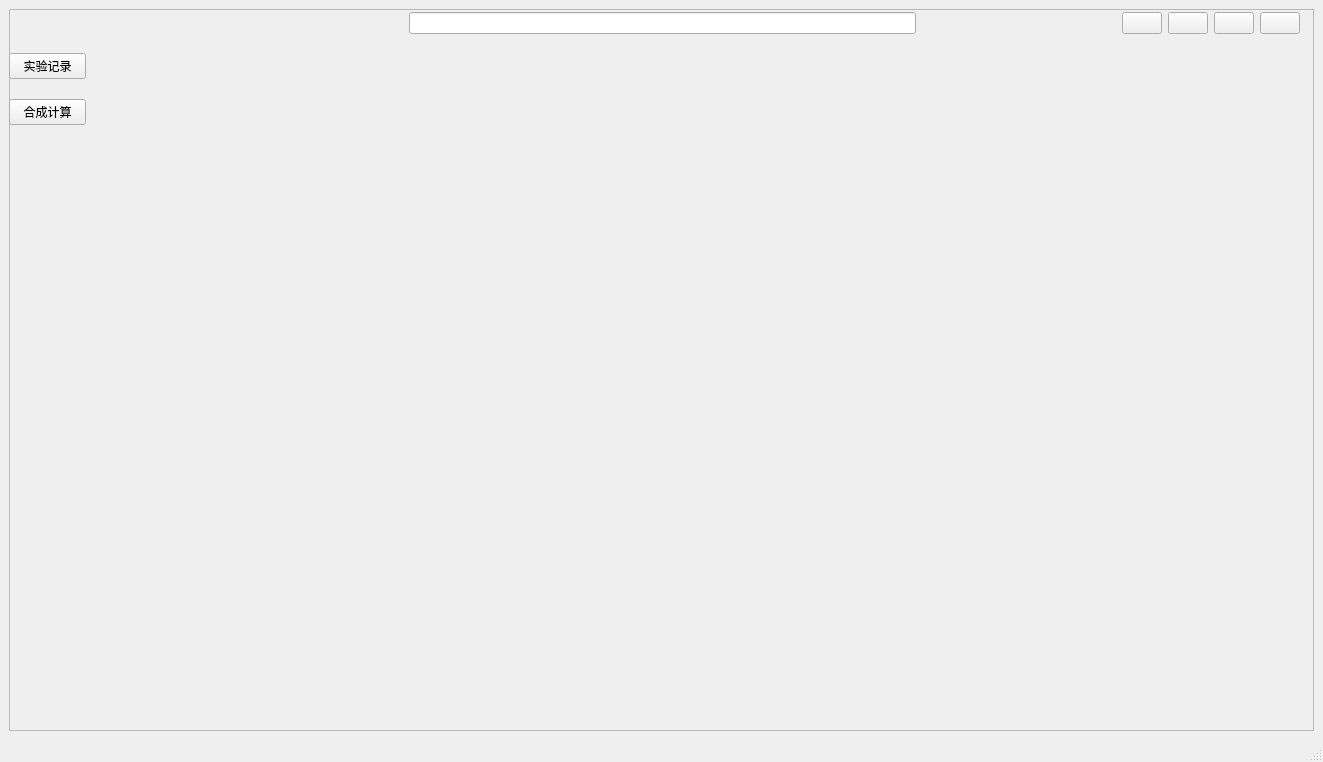
Before: the Qt Designer form mainwindow.ui in wizxm/ChemELN, drawn with Qt 5.
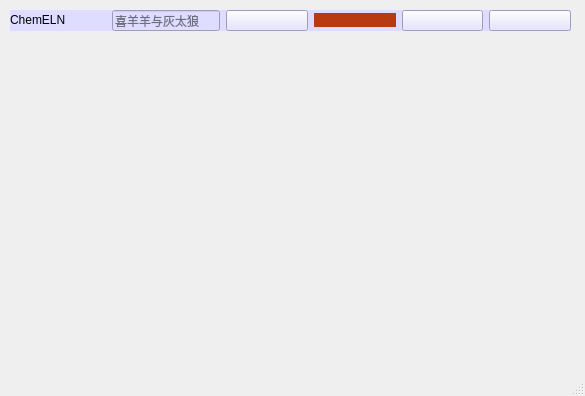
After: the same form once the commit is applied. Icons and pictures are not drawn.

What changed in the file:
```diff
--- a/mainwindow.ui
+++ b/mainwindow.ui
@@ -6,8 +6,8 @@
    <rect>
     <x>0</x>
     <y>0</y>
-    <width>1323</width>
-    <height>762</height>
+    <width>585</width>
+    <height>396</height>
    </rect>
   </property>
   <property name="windowTitle">
@@ -17,53 +17,40 @@
    <set>Qt::ImhNone</set>
   </property>
   <widget class="QWidget" name="centralwidget">
-   <layout class="QVBoxLayout" name="verticalLayout_2">
-    <item>
-     <widget class="QFrame" name="frame">
-      <property name="frameShape">
-       <enum>QFrame::StyledPanel</enum>
-      </property>
-      <property name="frameShadow">
-       <enum>QFrame::Raised</enum>
-      </property>
-      <widget class="QWidget" name="layoutWidget">
+   <widget class="QWidget" name="widget" native="true">
        <property name="geometry">
         <rect>
-         <x>0</x>
-         <y>30</y>
-         <width>77</width>
-         <height>101</height>
-        </rect>
-       </property>
-       <layout class="QVBoxLayout" name="verticalLayout">
-        <item>
-         <widget class="QPushButton" name="pushButton">
-          <property name="text">
-           <string>实验记录</string>
-          </property>
-         </widget>
-        </item>
-        <item>
-         <widget class="QPushButton" name="pushButton_2">
-          <property name="text">
-           <string>合成计算</string>
-          </property>
-         </widget>
-        </item>
-       </layout>
-      </widget>
-      <widget class="QWidget" name="">
-       <property name="geometry">
-        <rect>
-         <x>0</x>
-         <y>0</y>
-         <width>1291</width>
-         <height>28</height>
-        </rect>
+      <x>10</x>
+      <y>10</y>
+      <width>561</width>
+      <height>21</height>
+     </rect>
+    </property>
+    <property name="sizePolicy">
+     <sizepolicy hsizetype="Fixed" vsizetype="Fixed">
+      <horstretch>0</horstretch>
+      <verstretch>0</verstretch>
+     </sizepolicy>
+    </property>
+    <property name="styleSheet">
+     <string notr="true">background-color: rgb(222, 220, 255);</string>
        </property>
        <layout class="QHBoxLayout" name="horizontalLayout_2">
         <item>
-         <spacer name="horizontalSpacer_2">
+      <widget class="QLabel" name="label">
+       <property name="sizePolicy">
+        <sizepolicy hsizetype="Fixed" vsizetype="Fixed">
+         <horstretch>0</horstretch>
+         <verstretch>0</verstretch>
+        </sizepolicy>
+       </property>
+       <property name="text">
+        <string>ChemELN</string>
+       </property>
+      </widget>
+     </item>
+     <item>
+      <spacer name="horizontalSpacer">
           <property name="orientation">
            <enum>Qt::Horizontal</enum>
           </property>
@@ -72,7 +59,7 @@
           </property>
           <property name="sizeHint" stdset="0">
            <size>
-            <width>400</width>
+         <width>40</width>
             <height>20</height>
            </size>
           </property>
@@ -80,27 +67,20 @@
         </item>
         <item>
          <widget class="QLineEdit" name="lineEdit">
+       <property name="sizePolicy">
+        <sizepolicy hsizetype="Fixed" vsizetype="Fixed">
+         <horstretch>0</horstretch>
+         <verstretch>0</verstretch>
+        </sizepolicy>
+       </property>
           <property name="inputMethodHints">
            <set>Qt::ImhDate</set>
           </property>
-         </widget>
-        </item>
-        <item>
-         <spacer name="horizontalSpacer">
-          <property name="orientation">
-           <enum>Qt::Horizontal</enum>
-          </property>
-          <property name="sizeType">
-           <enum>QSizePolicy::Fixed</enum>
-          </property>
-          <property name="sizeHint" stdset="0">
-           <size>
-            <width>200</width>
-            <height>20</height>
-           </size>
-          </property>
-         </spacer>
-        </item>
+       <property name="placeholderText">
+        <string>喜羊羊与灰太狼</string>
+       </property>
+      </widget>
+     </item>
         <item>
          <layout class="QHBoxLayout" name="horizontalLayout">
           <item>
@@ -116,7 +96,9 @@
           <item>
            <widget class="QPushButton" name="pushButton_4">
             <property name="styleSheet">
-             <string notr="true">image: url(:/new/prefix1/res/minimize.png);</string>
+          <string notr="true">image: url(:/new/prefix1/res/minimize.png);
+background-color: rgb(184, 58, 17);
+border-radius:18px;</string>
             </property>
             <property name="text">
              <string/>
@@ -152,9 +134,6 @@
        </layout>
       </widget>
      </widget>
-    </item>
-   </layout>
-  </widget>
   <widget class="QStatusBar" name="statusbar"/>
  </widget>
  <resources>
```
Left out of the diff: 51 changed lines with no effect on the pictures. Lines whose indentation alone changed are shown as unchanged.
